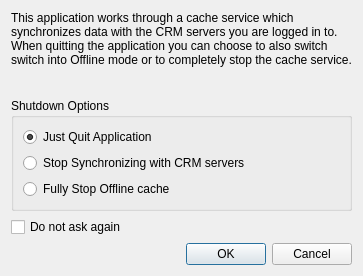
Old version of the form client/src/shutdowndialog.ui in the repository KDAB/FatCRM.
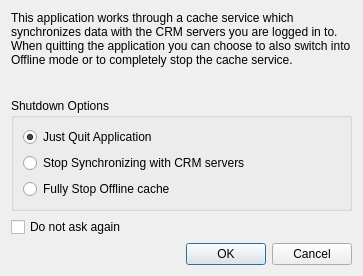
New version of the form.

The edit to the form file:
```diff
--- a/client/src/shutdowndialog.ui
+++ b/client/src/shutdowndialog.ui
@@ -24,7 +24,7 @@
      </property>
      <property name="text">
       <string>This application works through a cache service which synchronizes data with the CRM servers you are logged in to.
-When quitting the application you can choose to also switch switch into Offline mode or to completely stop the cache service. </string>
+When quitting the application you can choose to also switch into Offline mode or to completely stop the cache service. </string>
      </property>
      <property name="alignment">
       <set>Qt::AlignLeading|Qt::AlignLeft|Qt::AlignTop</set>
```
